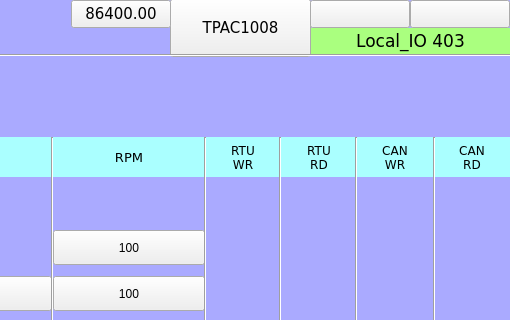
MECTsrl/mect_apps, file TPAC1008_02/Local_IO_HMI/page403.ui: the form before one commit; both pictures show x 290 to 800 and y 0 to 320 of the 800 by 480 pixel window.
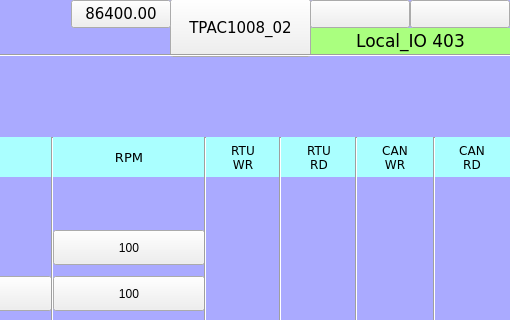
The form after the commit. Custom widgets are drawn as their Qt base class.

```diff
--- a/TPAC1008_02/Local_IO_HMI/page403.ui
+++ b/TPAC1008_02/Local_IO_HMI/page403.ui
@@ -172,7 +172,7 @@
     </color>
    </property>
    <property name="text">
-    <string>TPAC1008</string>
+    <string>TPAC1008_02</string>
    </property>
    <property name="pressText">
     <string>TPAC1008</string>
```
Left out of the diff: 2 changed lines with no effect on the pictures.
